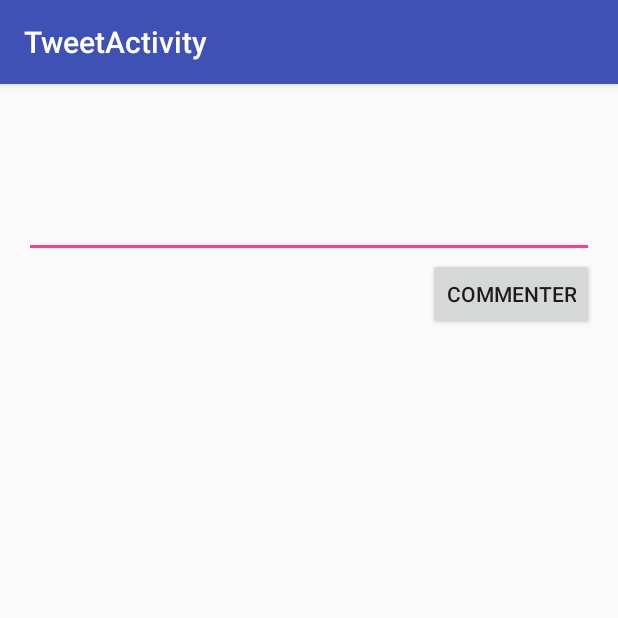
After one commit to HugoLS/Gazouilli, an Android app: the TweetActivity screen opened directly, with no data from a screen before it, on a phone screen of 412 x 824 dp, the top half of it. The commit adds this screen. Run offline under Robolectric (Android 15) with nearby library versions, the phone set to English and light mode, and no system bars; libraries missing offline, so code that uses them is left out: com.twitter.sdk; 1 statement that could not run was skipped.

Commit message:
TweetActivity sur clic d'un tweet

```diff
--- /dev/null
+++ b/app/src/main/java/fr/enssat/gazouilli/TweetActivity.java
@@ -0,0 +1,72 @@
+package fr.enssat.gazouilli;
+
+import android.os.Bundle;
+import android.support.design.widget.FloatingActionButton;
+import android.support.design.widget.Snackbar;
+import android.support.v7.app.AppCompatActivity;
+import android.support.v7.widget.Toolbar;
+import android.util.Log;
+import android.view.View;
+import android.widget.Button;
+import android.widget.EditText;
+import android.widget.LinearLayout;
+import android.widget.Toast;
+
+import com.twitter.sdk.android.core.Callback;
+import com.twitter.sdk.android.core.Result;
+import com.twitter.sdk.android.core.TwitterException;
+import com.twitter.sdk.android.core.models.Tweet;
+import com.twitter.sdk.android.tweetui.TweetUtils;
+import com.twitter.sdk.android.tweetui.TweetView;
+
+import java.util.Arrays;
+import java.util.List;
+
+public class TweetActivity extends AppCompatActivity {
+
+    EditText editText;
+
+    @Override
+    protected void onCreate(Bundle savedInstanceState) {
+        Log.d("MYAPP", "onCreate TweetActivity");
+        super.onCreate(savedInstanceState);
+        setContentView(R.layout.activity_tweet);
+        Toolbar toolbar = (Toolbar) findViewById(R.id.toolbar);
+        setSupportActionBar(toolbar);
+
+
+
+
+
+        final LinearLayout myLayout
+                = (LinearLayout) findViewById(R.id.tweet_layout);
+
+        long tweetid = getIntent().getLongExtra("tweetid",510908133917487104L);
+
+        TweetUtils.loadTweet(tweetid, new Callback<Tweet>() {
+            @Override
+            public void success(Result<Tweet> result) {
+                myLayout.addView(new TweetView(TweetActivity.this, result.data));
+            }
+
+            @Override
+            public void failure(TwitterException e) {
+
+            }
+        });
+
+        editText = (EditText)findViewById(R.id.comEditText);
+
+        Button button = (Button)findViewById(R.id.comButton);
+        button.setOnClickListener(new View.OnClickListener() {
+            @Override
+            public void onClick(View v) {
+
+
+                Toast.makeText(v.getContext(),editText.getText().toString(),Toast.LENGTH_SHORT).show();
+            }
+        });
+
+    }
+
+}
--- /dev/null
+++ b/app/src/main/res/layout/activity_tweet.xml
@@ -0,0 +1,21 @@
+<?xml version="1.0" encoding="utf-8"?>
+<android.support.design.widget.CoordinatorLayout
+    xmlns:android="http://schemas.android.com/apk/res/android"
+    xmlns:app="http://schemas.android.com/apk/res-auto"
+    xmlns:tools="http://schemas.android.com/tools" android:layout_width="match_parent"
+    android:layout_height="match_parent" android:fitsSystemWindows="true"
+    tools:context="fr.enssat.gazouilli.TweetActivity">
+
+    <android.support.design.widget.AppBarLayout android:layout_height="wrap_content"
+        android:layout_width="match_parent" android:theme="@style/AppTheme.AppBarOverlay">
+
+        <android.support.v7.widget.Toolbar android:id="@+id/toolbar"
+            android:layout_width="match_parent" android:layout_height="?attr/actionBarSize"
+            android:background="?attr/colorPrimary" app:popupTheme="@style/AppTheme.PopupOverlay" />
+
+    </android.support.design.widget.AppBarLayout>
+
+    <include layout="@layout/content_tweet" />
+
+
+</android.support.design.widget.CoordinatorLayout>
--- /dev/null
+++ b/app/src/main/res/layout/content_tweet.xml
@@ -0,0 +1,36 @@
+<?xml version="1.0" encoding="utf-8"?>
+<LinearLayout xmlns:android="http://schemas.android.com/apk/res/android"
+    xmlns:tools="http://schemas.android.com/tools"
+    xmlns:app="http://schemas.android.com/apk/res-auto" android:layout_width="match_parent"
+
+    android:layout_height="match_parent" android:paddingLeft="@dimen/activity_horizontal_margin"
+    android:paddingRight="@dimen/activity_horizontal_margin"
+    android:paddingTop="@dimen/activity_vertical_margin"
+    android:paddingBottom="@dimen/activity_vertical_margin"
+
+    app:layout_behavior="@string/appbar_scrolling_view_behavior"
+    tools:showIn="@layout/activity_tweet" tools:context="fr.enssat.gazouilli.TweetActivity"
+    android:orientation="vertical">
+
+    <LinearLayout
+        android:id="@+id/tweet_layout"
+        android:layout_width="fill_parent"
+        android:layout_height="wrap_content"
+        android:orientation="vertical">
+
+    </LinearLayout>
+
+    <EditText
+        android:layout_width="fill_parent"
+        android:layout_height="100dp"
+        android:id="@+id/comEditText" />
+
+    <Button
+        android:layout_width="wrap_content"
+        android:layout_height="wrap_content"
+        android:text="Commenter"
+        android:id="@+id/comButton"
+        android:layout_gravity="right" />
+
+
+</LinearLayout>
--- a/app/src/main/res/values/strings.xml
+++ b/app/src/main/res/values/strings.xml
@@ -1,4 +1,5 @@
 <resources>
     <string name="app_name">Gazouilli</string>
     <string name="action_settings">Settings</string>
+    <string name="title_activity_tweet">TweetActivity</string>
 </resources>
```
Also changed, not shown: app/src/main/AndroidManifest.xml (+9 -2 lines), app/src/main/java/fr/enssat/gazouilli/CustomTweetTimelineListAdapter.java (added, +68 -0 lines), app/src/main/java/fr/enssat/gazouilli/GazListActivity.java (+13 -2 lines).
